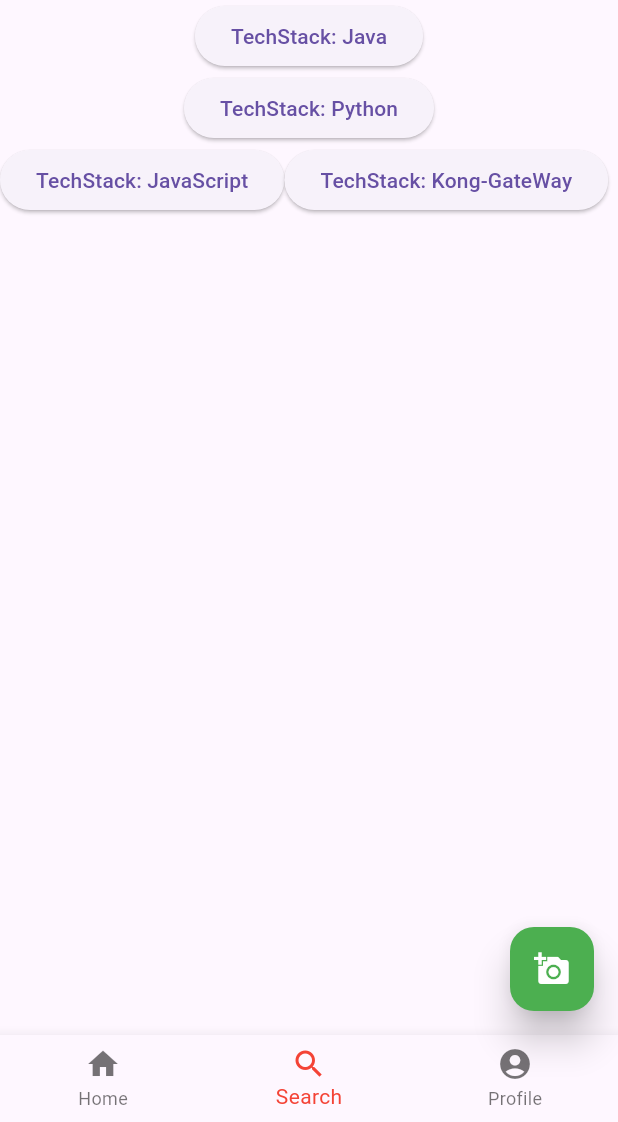
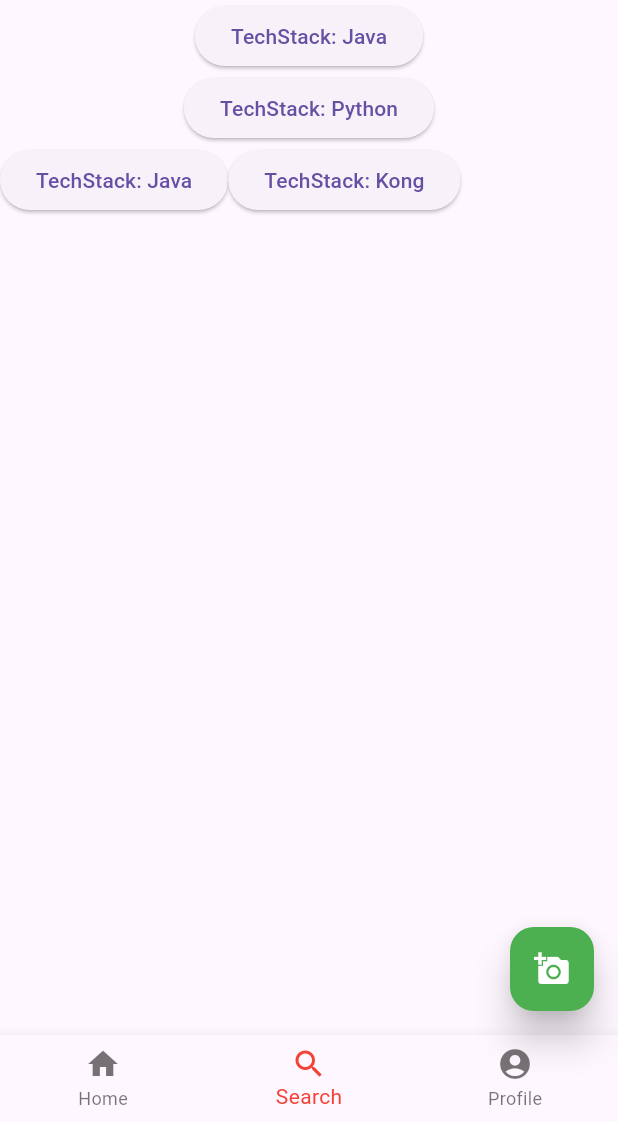
Before and after one commit to quanglam04/flutter-app, a Flutter app: the screen it shows after launch, on a phone screen of 412 x 824 dp, the part 114-1236 px from its top. Run offline on Flutter 3.47's test engine with Material 3 defaults, Android fonts, the phone set to English and light mode, and no system bars.

Commit message:
fix: tràn chữ

```diff
--- a/lib/main.dart
+++ b/lib/main.dart
@@ -1,4 +1,4 @@
-import 'package:first_project/presentation/widgets/bodyWidget.dart';
+import 'package:first_project/presentation/widgets/buildBodyWidget.dart';
 import 'package:flutter/material.dart';
 
 void main() => runApp(MyApp());
--- a/lib/presentation/widgets/bodyWidget.dart
+++ b/lib/presentation/widgets/buildBodyWidget.dart
@@ -23,5 +23,4 @@ class InforScreen extends StatelessWidget {
     );
   }
 
-
 }
--- a/lib/presentation/widgets/buildColumnBodyWidget.dart
+++ b/lib/presentation/widgets/buildColumnBodyWidget.dart
@@ -15,11 +15,11 @@ class buildColumnBodyWidget extends StatelessWidget {
               children: [
                 ElevatedButton(
                   onPressed: () {},
-                  child: Text("TechStack: JavaScript"),
+                  child: Text("TechStack: Java"),
                 ),
                 ElevatedButton(
                   onPressed: () {},
-                  child: Text("TechStack: Kong-GateWay"),
+                  child: Text("TechStack: Kong"),
                 ),
               ],
             ),
```
